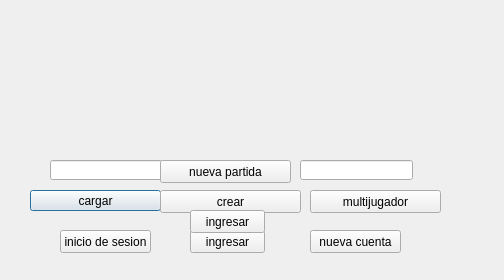
This is Videojuego/inicio.ui in Pablo9925/Proyecto_Final_Info as Qt 5 draws it before an edit. The edited form follows.
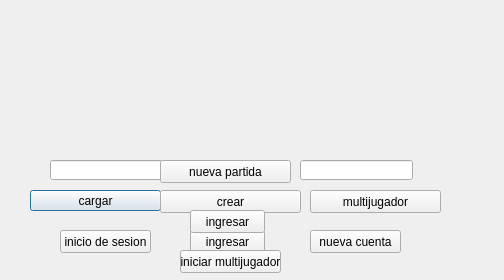
This is the edited form. Icons and pictures are not drawn.

What changed in the file:
```diff
--- a/Videojuego/inicio.ui
+++ b/Videojuego/inicio.ui
@@ -176,6 +176,22 @@
     <string>ingresar</string>
    </property>
   </widget>
+  <widget class="QPushButton" name="partidamulti">
+   <property name="geometry">
+    <rect>
+     <x>180</x>
+     <y>250</y>
+     <width>101</width>
+     <height>23</height>
+    </rect>
+   </property>
+   <property name="styleSheet">
+    <string notr="true">Background-image:url(:/sprites personaje/Dead (5).png)</string>
+   </property>
+   <property name="text">
+    <string>iniciar multijugador</string>
+   </property>
+  </widget>
  </widget>
  <resources/>
  <connections/>
```
